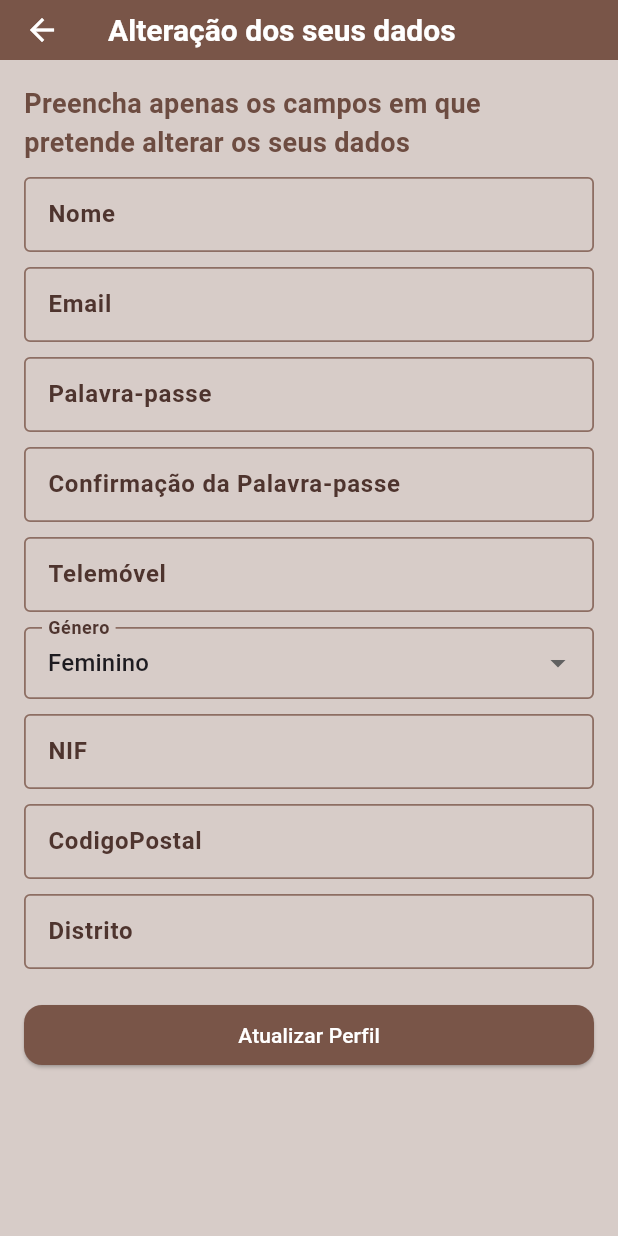
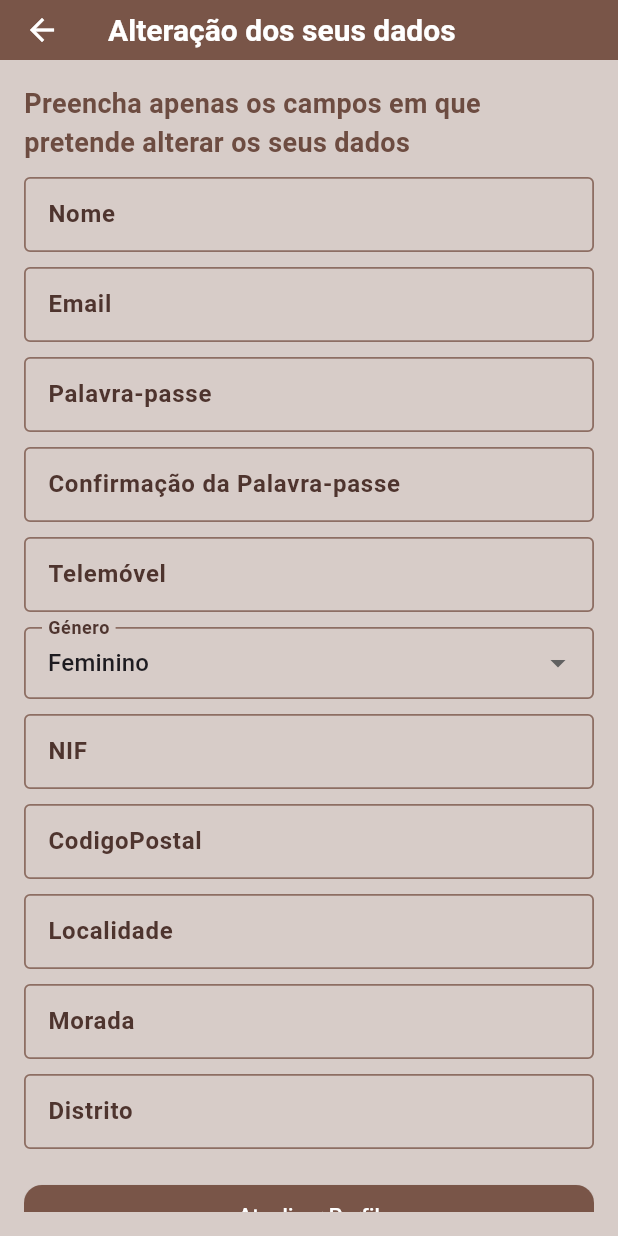
Before and after one commit to DEISI-ULHT-TFC-2024-25/TFC-Aluno2116-PetMatch, a Flutter app: the EditarPerfilUtilizador screen opened directly, on a phone screen of 412 x 824 dp. Run offline on Flutter 3.47's test engine with Material 3 defaults, Android fonts, the phone set to English and light mode, and no system bars; our stand-ins replace animate_do, cloud_firestore, firebase_auth, firebase_core, firebase_storage, geocoding and 2 more; accounts and stored records are empty.

Commit message:
botões das ações que o utilizador pode fazer numa associação são consuante as funcionalidades que a associação escolhe Correções no editar perfis de ambos os tipos de utilizador adicionei raças de gatos a lista de raças correções de dados apresentados e do tamanho dos cards

```diff
--- a/lib/screens/criarAssociacao.dart
+++ b/lib/screens/criarAssociacao.dart
@@ -136,11 +136,11 @@ class _CriarAssociacaoState extends State<CriarAssociacao> {
       "localidade" : localidadeController.text,
       "tipo": "associacao",
       "iban": ibanController.text ?? "",
-      "site": "",
+      "site": '',
       "animais": [],
       "pedidos": [],
       "eventos": [],
-      "necessidades": "",
+      "necessidades": '',
       "funcionalidades": funcionalidadesSelecionadas.map((f) => f.toString().split('.').last).toList(),
     };
 
--- a/lib/screens/editarPerfilAssociação.dart
+++ b/lib/screens/editarPerfilAssociação.dart
@@ -102,8 +102,6 @@ class _EditarPerfilAssociacaoState extends State<EditarPerfilAssociacao> {
     // Atualizar o provider local
     await associacaoProvider.recarregarAssociacao();
 
-    // Voltar atrás
-    Navigator.pop(context);
   }
 
 
@@ -242,13 +240,13 @@ class _EditarPerfilAssociacaoState extends State<EditarPerfilAssociacao> {
               onPressed: (){
                 Navigator.push(context, MaterialPageRoute(builder: (context) => const EditarFuncionalidades()));
               },
-              child: Text("Escolher Funcionalidades"),
+              child: Text("Editar as suas Funcionalidades"),
             ),
             const SizedBox(height: 10),
             ElevatedButton(
               style: ElevatedButton.styleFrom(backgroundColor: theme.primaryColor),
               onPressed: (){
-                atualizar;
+                atualizar();
                 Navigator.push(context, MaterialPageRoute(builder: (context) => const AssociacaoHomeScreen()));
               },
 
--- a/lib/screens/editarPerfilUtilizador.dart
+++ b/lib/screens/editarPerfilUtilizador.dart
@@ -4,6 +4,7 @@ import 'package:flutter/services.dart' show rootBundle;
 import 'package:tinder_para_caes/firebaseLogic/utilizadorProvider.dart';
 import 'package:tinder_para_caes/firebaseLogic/authenticationService.dart';
 import 'package:provider/provider.dart';
+import 'package:tinder_para_caes/screens/utilizadorHomeScreen.dart';
 import '../theme/theme.dart';
 
 class EditarPerfilUtilizador extends StatefulWidget {
@@ -25,6 +26,7 @@ class _EditarPerfilUtilizadorState extends State<EditarPerfilUtilizador> {
   final TextEditingController generoController = TextEditingController();
   final TextEditingController moradaController = TextEditingController();
   final TextEditingController distritoController = TextEditingController();
+  final TextEditingController localidadeController = TextEditingController();
   final TextEditingController codigoPostalController = TextEditingController();
 
   String gender = 'Feminino';
@@ -57,6 +59,12 @@ class _EditarPerfilUtilizadorState extends State<EditarPerfilUtilizador> {
     if (distritoController.text.trim().isNotEmpty) {
       dadosAtualizados['distrito'] = distritoController.text.trim();
     }
+    if (moradaController.text.trim().isNotEmpty) {
+      dadosAtualizados['morada'] = moradaController.text.trim();
+    }
+    if (localidadeController.text.trim().isNotEmpty) {
+      dadosAtualizados['localidade'] = localidadeController.text.trim();
+    }
     if (codigoPostalController.text.trim().isNotEmpty) {
       dadosAtualizados['zipcode'] = codigoPostalController.text.trim();
     }
@@ -86,8 +94,6 @@ class _EditarPerfilUtilizadorState extends State<EditarPerfilUtilizador> {
     // Atualizar o provider local
     await utilizadorProvider.recarregarUtilizador();
 
-    // Voltar atrás
-    Navigator.pop(context);
   }
 
 
@@ -180,6 +186,16 @@ class _EditarPerfilUtilizadorState extends State<EditarPerfilUtilizador> {
               decoration: InputDecoration(labelText: 'CodigoPostal'),
             ),
             const SizedBox(height: 10),
+            TextField(
+              controller: localidadeController,
+              decoration: InputDecoration(labelText: 'Localidade'),
+            ),
+            const SizedBox(height: 10),
+            TextField(
+              controller: moradaController,
+              decoration: InputDecoration(labelText: 'Morada'),
+            ),
+            const SizedBox(height: 10),
 
             Autocomplete<String>(
               optionsBuilder: (TextEditingValue textEditingValue) {
@@ -206,7 +222,10 @@ class _EditarPerfilUtilizadorState extends State<EditarPerfilUtilizador> {
 
             ElevatedButton(
               style: ElevatedButton.styleFrom(backgroundColor: theme.primaryColor),
-              onPressed: atualizar,
+              onPressed: (){
+                atualizar();
+                Navigator.push(context, MaterialPageRoute(builder: (context) => const UtilizadorHomeScreen()));
+              },
               child: const Text("Atualizar Perfil"),
             ),
           ],
```
Also changed, not shown: assets/dogBreeds.txt (+20 -0 lines), lib/screens/utilizadorHomeScreen.dart (+5 -29 lines), lib/screens/vizualizarAssociacaoScreen.dart (+23 -7 lines).
